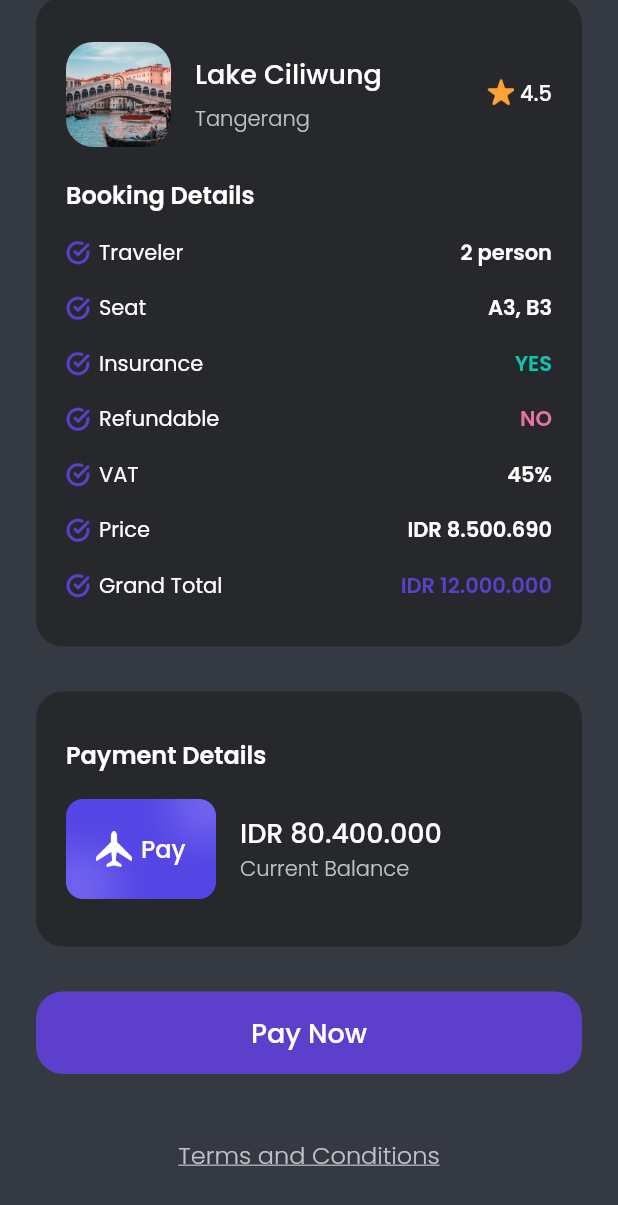
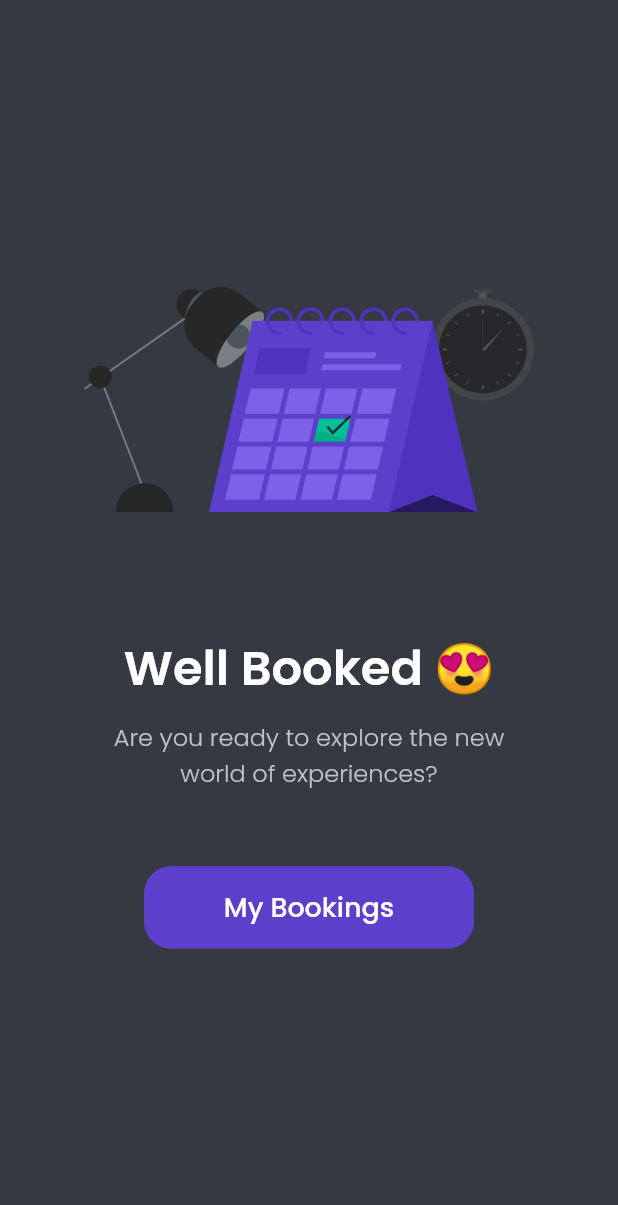
Before and after one commit to RFerdiawan/flutter_airplane_app, a Flutter app: the CheckoutPage screen opened directly, scrolled down 194 dp, after a tap on "Pay Now", on a phone screen of 412 x 824 dp. Shown: the top 1205 px of the screen. Run offline on Flutter 3.47's test engine with Material 2 defaults, Android fonts, the phone set to English and light mode, and no system bars; our stand-ins replace bloc, flutter_bloc, google_fonts.

Commit message:
Slicing UI success checkout screen

```diff
--- /dev/null
+++ b/lib/cubit/page_cubit.dart
@@ -0,0 +1,9 @@
+import 'package:bloc/bloc.dart';
+
+class PageCubit extends Cubit<int> {
+  PageCubit() : super(0);
+
+  void setPage(int newPage) {
+    emit(newPage);
+  }
+}
--- a/lib/ui/pages/checkout_page.dart
+++ b/lib/ui/pages/checkout_page.dart
@@ -1,4 +1,5 @@
 import 'package:airplanes/shared/theme.dart';
+import 'package:airplanes/ui/pages/success_checkout_page.dart';
 import 'package:airplanes/ui/widgets/booking_detail_item.dart';
 import 'package:airplanes/ui/widgets/custom_button.dart';
 import 'package:flutter/material.dart';
@@ -247,7 +248,14 @@
     Widget payNow() {
       return CustomButton(
         title: 'Pay Now',
-        onPressed: () {},
+        onPressed: () {
+          Navigator.push(
+            context,
+            MaterialPageRoute(
+              builder: (context) => SuccessCheckoutPage(),
+            ),
+          );
+        },
         margin: EdgeInsets.only(top: 30),
       );
     }
--- /dev/null
+++ b/lib/ui/pages/success_checkout_page.dart
@@ -0,0 +1,54 @@
+import 'package:airplanes/shared/theme.dart';
+import 'package:airplanes/ui/widgets/custom_button.dart';
+import 'package:flutter/material.dart';
+
+class SuccessCheckoutPage extends StatelessWidget {
+  const SuccessCheckoutPage({Key? key}) : super(key: key);
+
+  @override
+  Widget build(BuildContext context) {
+    return Scaffold(
+      backgroundColor: kBackgroundColor,
+      body: Column(
+        mainAxisAlignment: MainAxisAlignment.center,
+        children: [
+          Container(
+            height: 150,
+            margin: EdgeInsets.only(bottom: 80),
+            decoration: BoxDecoration(
+              image: DecorationImage(
+                image: AssetImage('assets/image_success.png'),
+              ),
+            ),
+          ),
+          Text(
+            'Well Booked 😍',
+            style: whiteTextStyle.copyWith(
+              fontSize: 32,
+              fontWeight: semiBold,
+            ),
+          ),
+          SizedBox(
+            height: 10,
+          ),
+          Text(
+            'Are you ready to explore the new\nworld of experiences?',
+            style: greyTextStyle.copyWith(fontSize: 16, fontWeight: light),
+            textAlign: TextAlign.center,
+          ),
+          SizedBox(
+            height: 50,
+          ),
+          CustomButton(
+            title: 'My Bookings',
+            onPressed: () {
+              Navigator.pushNamedAndRemoveUntil(
+                  context, '/main', (route) => false);
+            },
+            width: 220,
+          )
+        ],
+      ),
+    );
+  }
+}
--- a/pubspec.yaml
+++ b/pubspec.yaml
@@ -35,6 +35,7 @@
   # Use with the CupertinoIcons class for iOS style icons.
   cupertino_icons: ^1.0.2
   google_fonts: ^2.2.0
+  flutter_bloc: ^8.0.1
 
 dev_dependencies:
   flutter_test:
```
Also changed, not shown: lib/main.dart (+8 -1 lines), lib/ui/pages/main_page.dart (+26 -3 lines), lib/ui/pages/settings_page.dart (added, +19 -0 lines), lib/ui/pages/transaction_page.dart (added, +18 -0 lines), lib/ui/pages/wallet_page.dart (added, +18 -0 lines), lib/ui/widgets/custom_bottom_navigation_item.dart (+17 -5 lines), pubspec.lock.
